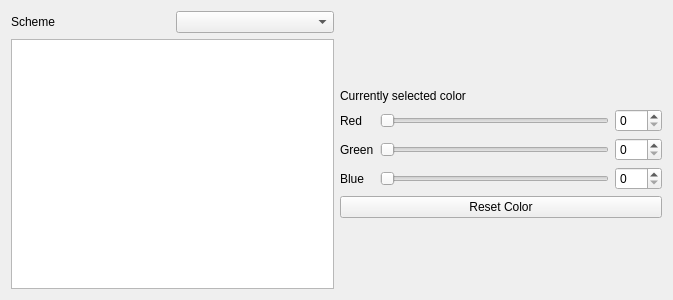
Old version of the form ui/CalibrateFloss.ui in the repository KDE/kxstitch.
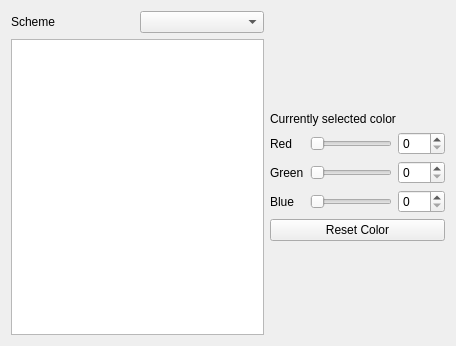
New version of the form. Custom widgets are drawn as their Qt base class.

Patch:
```diff
--- a/ui/CalibrateFloss.ui
+++ b/ui/CalibrateFloss.ui
@@ -6,8 +6,8 @@
    <rect>
     <x>0</x>
     <y>0</y>
-    <width>673</width>
-    <height>300</height>
+    <width>456</width>
+    <height>346</height>
    </rect>
   </property>
   <property name="windowTitle">
@@ -15,10 +15,6 @@
   </property>
   <layout class="QGridLayout" name="gridLayout">
    <item row="0" column="0">
-    <layout class="QVBoxLayout" name="verticalLayout">
-     <item>
-      <layout class="QHBoxLayout" name="horizontalLayout">
-       <item>
         <widget class="QLabel" name="TextLabel1">
          <property name="text">
           <string>Scheme</string>
@@ -28,17 +24,10 @@
          </property>
         </widget>
        </item>
-       <item>
-        <widget class="QComboBox" name="SchemeList"/>
-       </item>
-      </layout>
-     </item>
-     <item>
-      <widget class="QListWidget" name="ColorList"/>
-     </item>
-    </layout>
-   </item>
    <item row="0" column="1">
+    <widget class="KComboBox" name="SchemeList"/>
+   </item>
+   <item row="0" column="2" rowspan="2">
     <layout class="QVBoxLayout">
      <item>
       <widget class="QLabel" name="ExampleColor">
@@ -188,8 +177,18 @@
      </item>
     </layout>
    </item>
+   <item row="1" column="0" colspan="2">
+    <widget class="QListWidget" name="ColorList"/>
+   </item>
   </layout>
  </widget>
+ <customwidgets>
+  <customwidget>
+   <class>KComboBox</class>
+   <extends>QComboBox</extends>
+   <header>kcombobox.h</header>
+  </customwidget>
+ </customwidgets>
  <resources/>
  <connections/>
 </ui>
```
Left out of the diff: 8 changed lines with no effect on the pictures. Lines whose indentation alone changed are shown as unchanged.
